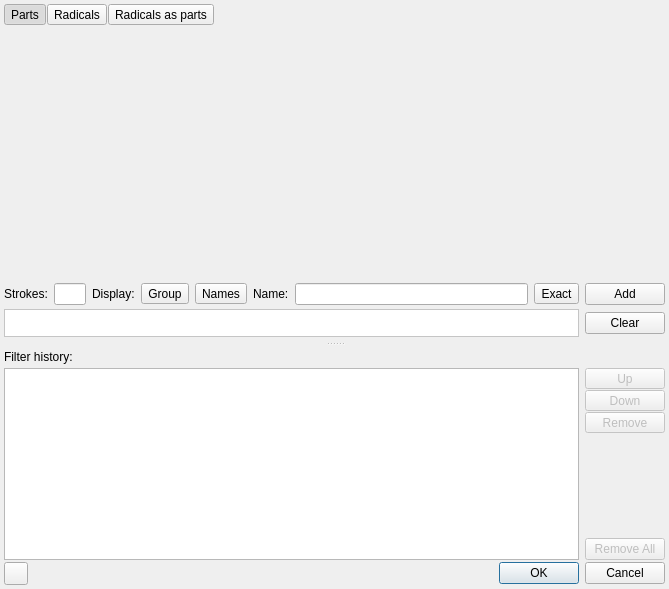
The window that radform.ui (z1dev/zkanji) describes before a commit, drawn with Qt 5.
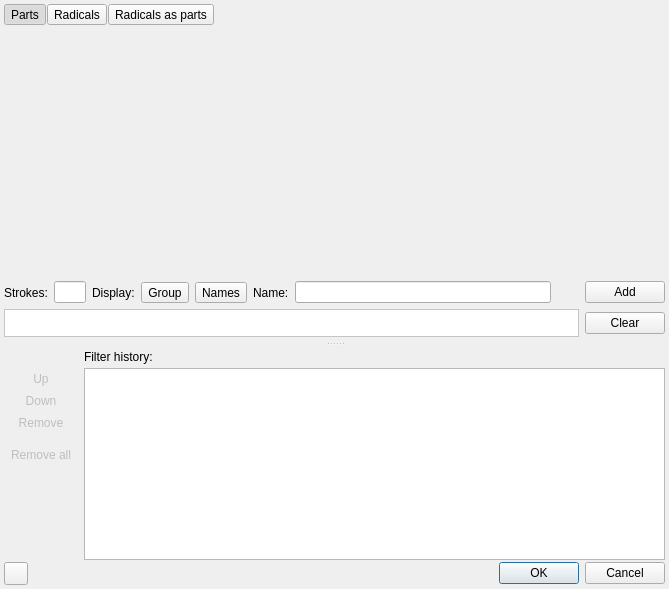
The same window after the commit. Icons and pictures are not drawn. Custom widgets are drawn as their Qt base class.

Commit message: * Slightly increased font size for radical list names. * Updated radical search window buttons and added tooltips to them. * Changed search of radicals list to use romaji instead of kana internally.

Patch:
```diff
--- a/radform.ui
+++ b/radform.ui
@@ -238,20 +238,40 @@
             </widget>
            </item>
            <item>
-            <widget class="ZKanaLineEdit" name="searchEdit"/>
-           </item>
-           <item>
-            <widget class="QToolButton" name="exactButton">
-             <property name="text">
-              <string>Exact</string>
+            <layout class="QHBoxLayout" name="horizontalLayout_5">
+             <property name="spacing">
+              <number>2</number>
              </property>
-             <property name="checkable">
-              <bool>true</bool>
-             </property>
-             <property name="autoRaise">
-              <bool>false</bool>
-             </property>
-            </widget>
+             <item>
+              <widget class="ZKanaLineEdit" name="searchEdit"/>
+             </item>
+             <item>
+              <widget class="QToolButton" name="anyAfterButton">
+               <property name="toolTip">
+                <string>Allow incomplete search</string>
+               </property>
+               <property name="text">
+                <string/>
+               </property>
+               <property name="icon">
+                <iconset resource="Resources/resources.qrc">
+                 <normaloff>:/anyend.svg</normaloff>:/anyend.svg</iconset>
+               </property>
+               <property name="iconSize">
+                <size>
+                 <width>18</width>
+                 <height>18</height>
+                </size>
+               </property>
+               <property name="checkable">
+                <bool>true</bool>
+               </property>
+               <property name="autoRaise">
+                <bool>true</bool>
+               </property>
+              </widget>
+             </item>
+            </layout>
            </item>
            <item>
             <widget class="QPushButton" name="addButton">
@@ -372,20 +392,7 @@
         <property name="verticalSpacing">
          <number>4</number>
         </property>
-        <item row="0" column="0" colspan="2">
-         <widget class="QLabel" name="label_3">
-          <property name="sizePolicy">
-           <sizepolicy hsizetype="Expanding" vsizetype="Fixed">
-            <horstretch>0</horstretch>
-            <verstretch>0</verstretch>
-           </sizepolicy>
-          </property>
-          <property name="text">
-           <string>Filter history:</string>
-          </property>
-         </widget>
-        </item>
-        <item row="1" column="0">
+        <item row="1" column="1">
          <widget class="QListWidget" name="radsList">
           <property name="editTriggers">
            <set>QAbstractItemView::NoEditTriggers</set>
@@ -398,7 +405,7 @@
           </property>
          </widget>
         </item>
-        <item row="1" column="1">
+        <item row="1" column="0">
          <widget class="QWidget" name="radsButtons" native="true">
           <property name="sizePolicy">
            <sizepolicy hsizetype="Preferred" vsizetype="Expanding">
@@ -436,6 +443,19 @@
              <property name="text">
               <string>Up</string>
              </property>
+             <property name="icon">
+              <iconset resource="Resources/resources.qrc">
+               <normaloff>:/upmark.svg</normaloff>:/upmark.svg</iconset>
+             </property>
+             <property name="iconSize">
+              <size>
+               <width>18</width>
+               <height>18</height>
+              </size>
+             </property>
+             <property name="autoRaise">
+              <bool>true</bool>
+             </property>
             </widget>
            </item>
            <item>
@@ -452,6 +472,19 @@
              <property name="text">
               <string>Down</string>
              </property>
+             <property name="icon">
+              <iconset resource="Resources/resources.qrc">
+               <normaloff>:/downmark.svg</normaloff>:/downmark.svg</iconset>
+             </property>
+             <property name="iconSize">
+              <size>
+               <width>18</width>
+               <height>18</height>
+              </size>
+             </property>
+             <property name="autoRaise">
+              <bool>true</bool>
+             </property>
             </widget>
            </item>
            <item>
@@ -468,6 +501,19 @@
              <property name="text">
               <string>Remove</string>
              </property>
+             <property name="icon">
+              <iconset resource="Resources/resources.qrc">
+               <normaloff>:/delmark.svg</normaloff>:/delmark.svg</iconset>
+             </property>
+             <property name="iconSize">
+              <size>
+               <width>18</width>
+               <height>18</height>
+              </size>
+             </property>
+             <property name="autoRaise">
+              <bool>true</bool>
+             </property>
             </widget>
            </item>
            <item>
@@ -475,27 +521,78 @@
              <property name="orientation">
               <enum>Qt::Vertical</enum>
              </property>
+             <property name="sizeType">
+              <enum>QSizePolicy::Fixed</enum>
+             </property>
              <property name="sizeHint" stdset="0">
               <size>
-               <width>0</width>
-               <height>0</height>
+               <width>1</width>
+               <height>10</height>
               </size>
              </property>
             </spacer>
            </item>
            <item>
-            <widget class="QPushButton" name="radsClearButton">
+            <widget class="QToolButton" name="radsClearButton">
              <property name="enabled">
               <bool>false</bool>
              </property>
+             <property name="sizePolicy">
+              <sizepolicy hsizetype="Minimum" vsizetype="Fixed">
+               <horstretch>0</horstretch>
+               <verstretch>0</verstretch>
+              </sizepolicy>
+             </property>
+             <property name="toolTip">
+              <string>Clear filter history</string>
+             </property>
              <property name="text">
-              <string>Remove All</string>
+              <string>Remove all</string>
+             </property>
+             <property name="icon">
+              <iconset resource="Resources/resources.qrc">
+               <normaloff>:/xmark.svg</normaloff>:/xmark.svg</iconset>
+             </property>
+             <property name="iconSize">
+              <size>
+               <width>18</width>
+               <height>18</height>
+              </size>
+             </property>
+             <property name="autoRaise">
+              <bool>true</bool>
              </property>
             </widget>
            </item>
+           <item>
+            <spacer name="verticalSpacer_2">
+             <property name="orientation">
+              <enum>Qt::Vertical</enum>
+             </property>
+             <property name="sizeHint" stdset="0">
+              <size>
+               <width>20</width>
+               <height>40</height>
+              </size>
+             </property>
+            </spacer>
+           </item>
           </layout>
          </widget>
         </item>
+        <item row="0" column="1">
+         <widget class="QLabel" name="label_3">
+          <property name="sizePolicy">
+           <sizepolicy hsizetype="Expanding" vsizetype="Fixed">
+            <horstretch>0</horstretch>
+            <verstretch>0</verstretch>
+           </sizepolicy>
+          </property>
+          <property name="text">
+           <string>Filter history:</string>
+          </property>
+         </widget>
+        </item>
        </layout>
       </widget>
      </widget>
```
Left out of the diff: 25 changed lines with no effect on the pictures. The commit also changes 5 other files.
